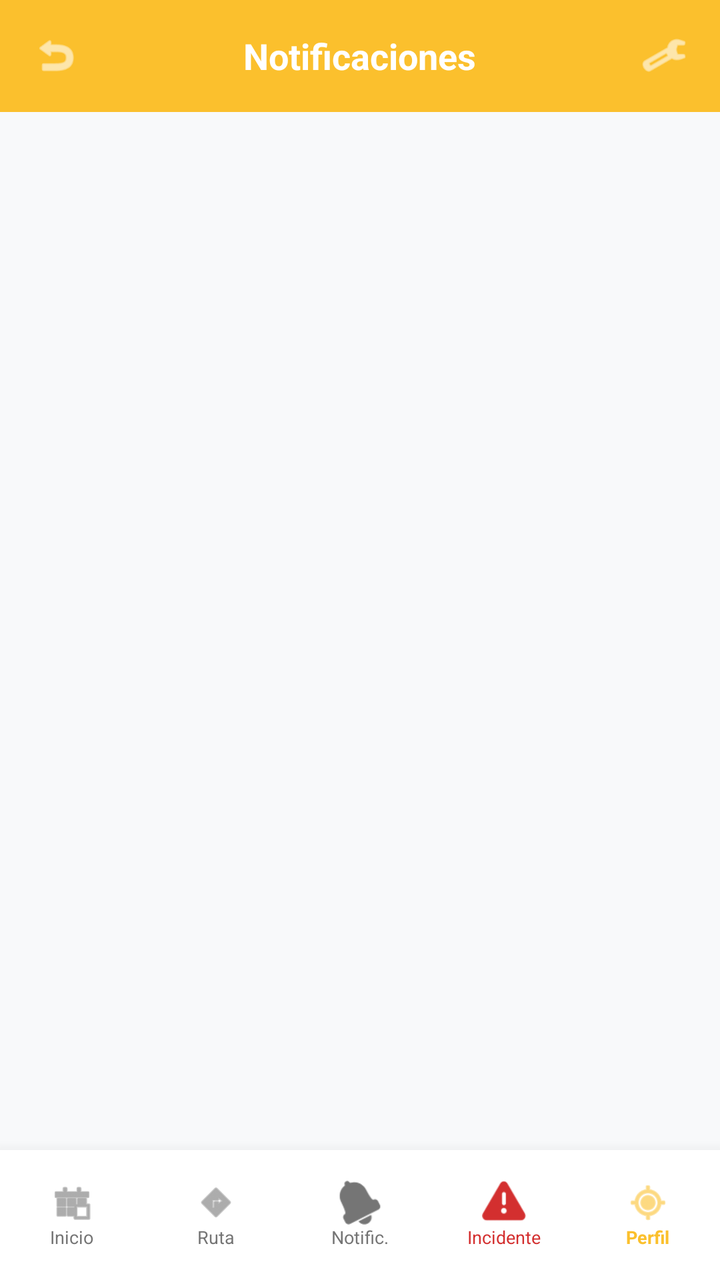
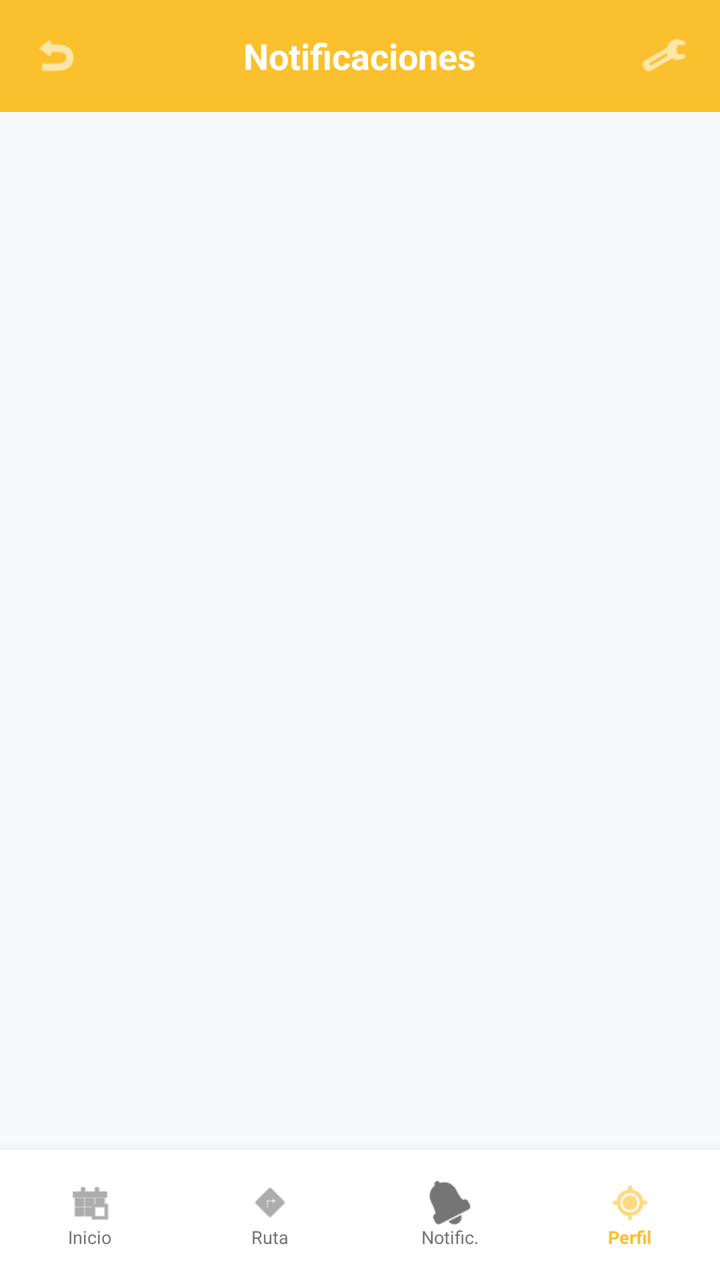

The first picture is an Android layout as it rendered before a commit; the second is the same layout after the commit. The layout source and the unified diff follow.
<!-- AndroidManifest.xml: application theme Theme.BusetaEscolarApp -->
<!-- res/layout/activity_notificaciones.xml -->
<?xml version="1.0" encoding="utf-8"?>
<androidx.constraintlayout.widget.ConstraintLayout xmlns:android="http://schemas.android.com/apk/res/android"
    xmlns:app="http://schemas.android.com/apk/res-auto"
    xmlns:tools="http://schemas.android.com/tools"
    android:layout_width="match_parent"
    android:layout_height="match_parent"
    android:background="#F8F9FA">

    
    <androidx.appcompat.widget.Toolbar
        android:id="@+id/toolbarNotificaciones"
        android:layout_width="match_parent"
        android:layout_height="?attr/actionBarSize"
        android:background="#FBC02D"
        app:layout_constraintTop_toTopOf="parent">

        <RelativeLayout
            android:layout_width="match_parent"
            android:layout_height="wrap_content"
            android:layout_marginEnd="16dp">

            <ImageView
                android:layout_width="24dp"
                android:layout_height="24dp"
                android:src="@android:drawable/ic_menu_revert"
                app:tint="@android:color/white" />

            <TextView
                android:layout_width="wrap_content"
                android:layout_height="wrap_content"
                android:layout_centerInParent="true"
                android:text="Notificaciones"
                android:textColor="@android:color/white"
                android:textSize="18sp"
                android:textStyle="bold" />

            <ImageView
                android:layout_width="24dp"
                android:layout_height="24dp"
                android:layout_alignParentEnd="true"
                android:src="@android:drawable/ic_menu_manage"
                app:tint="@android:color/white" />
        </RelativeLayout>
    </androidx.appcompat.widget.Toolbar>

    <androidx.recyclerview.widget.RecyclerView
        android:id="@+id/recyclerNotificaciones"
        android:layout_width="match_parent"
        android:layout_height="0dp"
        android:padding="20dp"
        android:clipToPadding="false"
        app:layout_constraintBottom_toTopOf="@id/bottomNavigation"
        app:layout_constraintTop_toBottomOf="@id/toolbarNotificaciones"
        tools:listitem="@layout/item_notificacion" />

    
    <LinearLayout
        android:id="@+id/bottomNavigation"
        android:layout_width="match_parent"
        android:layout_height="65dp"
        android:background="@android:color/white"
        android:elevation="12dp"
        android:orientation="horizontal"
        app:layout_constraintBottom_toBottomOf="parent">

        
        <LinearLayout
            android:layout_width="0dp"
            android:layout_height="match_parent"
            android:layout_weight="1"
            android:gravity="center"
            android:orientation="vertical"
            android:background="?attr/selectableItemBackground">
            <ImageView
                android:layout_width="22dp"
                android:layout_height="22dp"
                android:src="@android:drawable/ic_menu_today"
                app:tint="#757575" />
            <TextView
                android:layout_width="wrap_content"
                android:layout_height="wrap_content"
                android:text="Inicio"
                android:textColor="#757575"
                android:textSize="9sp" />
        </LinearLayout>

        
        <LinearLayout
            android:layout_width="0dp"
            android:layout_height="match_parent"
            android:layout_weight="1"
            android:gravity="center"
            android:orientation="vertical"
            android:background="?attr/selectableItemBackground">
            <ImageView
                android:layout_width="22dp"
                android:layout_height="22dp"
                android:src="@android:drawable/ic_menu_directions"
                app:tint="#757575" />
            <TextView
                android:layout_width="wrap_content"
                android:layout_height="wrap_content"
                android:text="Ruta"
                android:textColor="#757575"
                android:textSize="9sp" />
        </LinearLayout>

        
        <LinearLayout
            android:layout_width="0dp"
            android:layout_height="match_parent"
            android:layout_weight="1"
            android:gravity="center"
            android:orientation="vertical"
            android:background="?attr/selectableItemBackground">
            <ImageView
                android:layout_width="22dp"
                android:layout_height="22dp"
                android:src="@android:drawable/ic_popup_reminder"
                app:tint="#757575" />
            <TextView
                android:layout_width="wrap_content"
                android:layout_height="wrap_content"
                android:text="Notific."
                android:textColor="#757575"
                android:textSize="9sp" />
        </LinearLayout>

        
        <LinearLayout
            android:layout_width="0dp"
            android:layout_height="match_parent"
            android:layout_weight="1"
            android:gravity="center"
            android:orientation="vertical"
            android:background="?attr/selectableItemBackground">
            <ImageView
                android:layout_width="22dp"
                android:layout_height="22dp"
                android:src="@android:drawable/ic_dialog_alert"
                app:tint="#D32F2F" />
            <TextView
                android:layout_width="wrap_content"
                android:layout_height="wrap_content"
                android:text="Incidente"
                android:textColor="#D32F2F"
                android:textSize="9sp" />
        </LinearLayout>

        
        <LinearLayout
            android:layout_width="0dp"
            android:layout_height="match_parent"
            android:layout_weight="1"
            android:gravity="center"
            android:orientation="vertical"
            android:background="?attr/selectableItemBackground">
            <ImageView
                android:layout_width="22dp"
                android:layout_height="22dp"
                android:src="@android:drawable/ic_menu_mylocation"
                app:tint="#FBC02D" />
            <TextView
                android:layout_width="wrap_content"
                android:layout_height="wrap_content"
                android:text="Perfil"
                android:textColor="#FBC02D"
                android:textSize="9sp"
                android:textStyle="bold" />
        </LinearLayout>

    </LinearLayout>

</androidx.constraintlayout.widget.ConstraintLayout>
<!-- res/layout/item_notificacion.xml (included above) -->
<?xml version="1.0" encoding="utf-8"?>
<androidx.cardview.widget.CardView xmlns:android="http://schemas.android.com/apk/res/android"
    xmlns:app="http://schemas.android.com/apk/res-auto"
    android:layout_width="match_parent"
    android:layout_height="wrap_content"
    android:layout_marginHorizontal="20dp"
    android:layout_marginBottom="12dp"
    android:layout_marginTop="4dp"
    app:cardBackgroundColor="@android:color/white"
    app:cardCornerRadius="16dp"
    app:cardElevation="2dp">

    <RelativeLayout
        android:layout_width="match_parent"
        android:layout_height="wrap_content"
        android:padding="16dp">

        <com.google.android.material.imageview.ShapeableImageView
            android:id="@+id/imgIconoNotificacion"
            android:layout_width="48dp"
            android:layout_height="48dp"
            android:background="#FFFDE7"
            android:padding="10dp"
            android:src="@android:drawable/ic_dialog_map"
            app:shapeAppearanceOverlay="@style/CircleImage"
            app:tint="#F57F17" />

        <LinearLayout
            android:layout_width="wrap_content"
            android:layout_height="wrap_content"
            android:layout_marginStart="16dp"
            android:layout_toStartOf="@id/txtHoraNotificacion"
            android:layout_toEndOf="@id/imgIconoNotificacion"
            android:orientation="vertical">

            <TextView
                android:id="@+id/txtTituloNotificacion"
                android:layout_width="wrap_content"
                android:layout_height="wrap_content"
                android:text="Título"
                android:textColor="#212121"
                android:textSize="14sp"
                android:textStyle="bold" />

            <TextView
                android:id="@+id/txtMensajeNotificacion"
                android:layout_width="wrap_content"
                android:layout_height="wrap_content"
                android:layout_marginTop="2dp"
                android:text="Mensaje de la notificación"
                android:textColor="#757575"
                android:textSize="12sp" />
        </LinearLayout>

        <TextView
            android:id="@+id/txtHoraNotificacion"
            android:layout_width="wrap_content"
            android:layout_height="wrap_content"
            android:layout_alignParentEnd="true"
            android:layout_centerVertical="true"
            android:text="00:00"
            android:textColor="#757575"
            android:textSize="11sp" />
    </RelativeLayout>
</androidx.cardview.widget.CardView>
<!-- resources referenced by this layout -->
<resources>
  <style name="CircleImage">
          <item name="cornerFamily">rounded</item>
          <item name="cornerSize">50%</item>
      </style>
  <style name="Theme.BusetaEscolarApp" parent="Theme.MaterialComponents.Light.NoActionBar" />
</resources>

<!-- the commit's change to res/layout/activity_notificaciones.xml (unified diff, before → after) -->
@@ -123,27 +123,6 @@
                 android:layout_height="wrap_content"
                 android:text="Notific."
                 android:textColor="#757575"
-                android:textSize="9sp" />
-        </LinearLayout>
-
-        
-        <LinearLayout
-            android:layout_width="0dp"
-            android:layout_height="match_parent"
-            android:layout_weight="1"
-            android:gravity="center"
-            android:orientation="vertical"
-            android:background="?attr/selectableItemBackground">
-            <ImageView
-                android:layout_width="22dp"
-                android:layout_height="22dp"
-                android:src="@android:drawable/ic_dialog_alert"
-                app:tint="#D32F2F" />
-            <TextView
-                android:layout_width="wrap_content"
-                android:layout_height="wrap_content"
-                android:text="Incidente"
-                android:textColor="#D32F2F"
                 android:textSize="9sp" />
         </LinearLayout>
 
